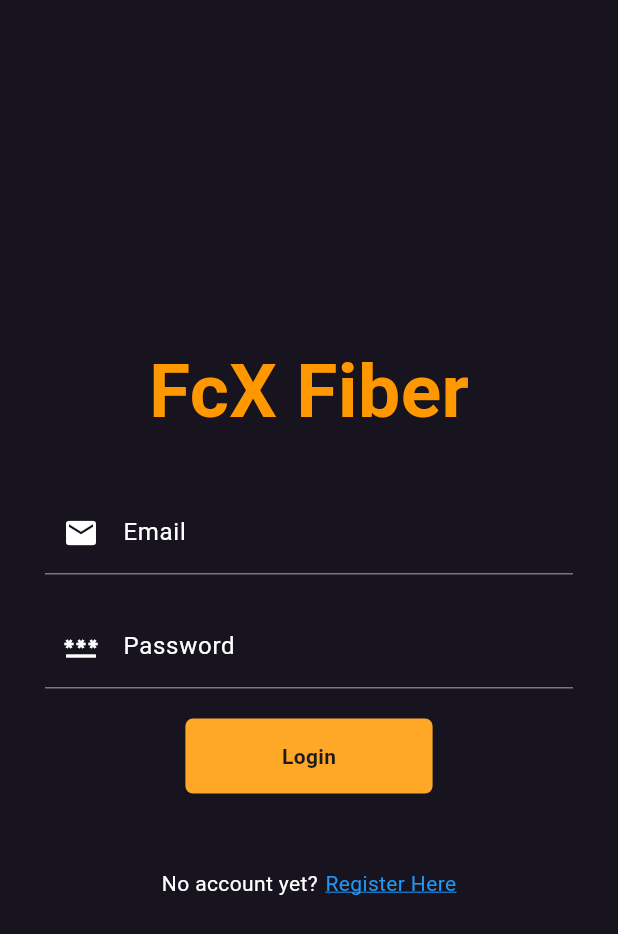
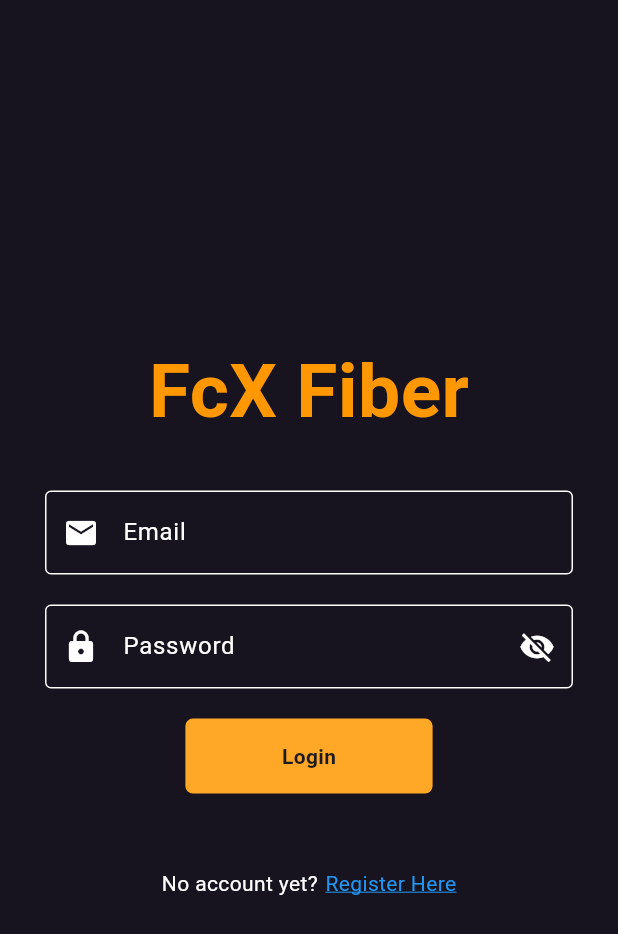
Before and after one commit to rhico-real/fcx-app, a Flutter app: the screen it shows after launch, on a phone screen of 412 x 824 dp. Shown: the top 934 px of the screen. Run offline on Flutter 3.47's test engine with Material 3 defaults, Android fonts, the phone set to English and light mode, and no system bars; our stand-ins replace logger, shared_preferences, sqflite; accounts and stored records are empty.

```diff
--- a/lib/views/auth/login_screen.dart
+++ b/lib/views/auth/login_screen.dart
@@ -15,6 +15,8 @@ class _LoginScreenState extends State<LoginScreen> {
   final TextEditingController _passwordController = TextEditingController();
 
   ValueNotifier<bool> isLoading = ValueNotifier(false);
+
+  bool _obscureText = true;
 
   @override
   Widget build(BuildContext context) {
@@ -44,17 +46,41 @@ class _LoginScreenState extends State<LoginScreen> {
                   hintStyle: TextStyle(color: Colors.white),
                   prefixIcon: Icon(Icons.email, color: Colors.white),
                   contentPadding: EdgeInsets.symmetric(vertical: 16.0),
+                  enabledBorder: OutlineInputBorder(
+                    borderSide: BorderSide(color: Colors.white),
+                  ),
+                  focusedBorder: OutlineInputBorder(
+                    borderSide: BorderSide(color: Colors.orange),
+                  ),
                 ),
               ),
               SizedBox(height: 20),
               TextField(
                 controller: _passwordController,
+                obscureText: _obscureText,
                 style: TextStyle(color: Colors.white),
                 decoration: InputDecoration(
                   hintText: 'Password',
                   hintStyle: TextStyle(color: Colors.white),
-                  prefixIcon: Icon(Icons.password, color: Colors.white),
+                  prefixIcon: Icon(Icons.lock, color: Colors.white),
+                  suffixIcon: IconButton(
+                    icon: Icon(
+                      _obscureText ? Icons.visibility_off : Icons.visibility,
+                      color: Colors.white,
+                    ),
+                    onPressed: () {
+                      setState(() {
+                        _obscureText = !_obscureText;
+                      });
+                    },
+                  ),
                   contentPadding: EdgeInsets.symmetric(vertical: 16.0),
+                  enabledBorder: OutlineInputBorder(
+                    borderSide: BorderSide(color: Colors.white),
+                  ),
+                  focusedBorder: OutlineInputBorder(
+                    borderSide: BorderSide(color: Colors.orange),
+                  ),
                 ),
               ),
               SizedBox(height: 20),
--- a/lib/views/dashboard/profile_screen.dart
+++ b/lib/views/dashboard/profile_screen.dart
@@ -157,7 +157,7 @@ class _ProfileScreenState extends State<ProfileScreen> {
         return InkWell(
           onTap: () async {
             Map<String, dynamic> payload = {
-              'name': _emailController.text,
+              'name': _fullNameController.text,
               'email': _emailController.text,
               'accountNumber': _accountNumberController.text,
               'billingAddress': _billingAddressController.text,
```
Also changed, not shown: pubspec.yaml (+8 -3 lines), assets/images/logo.png (added), pubspec.lock, 29 other files.
